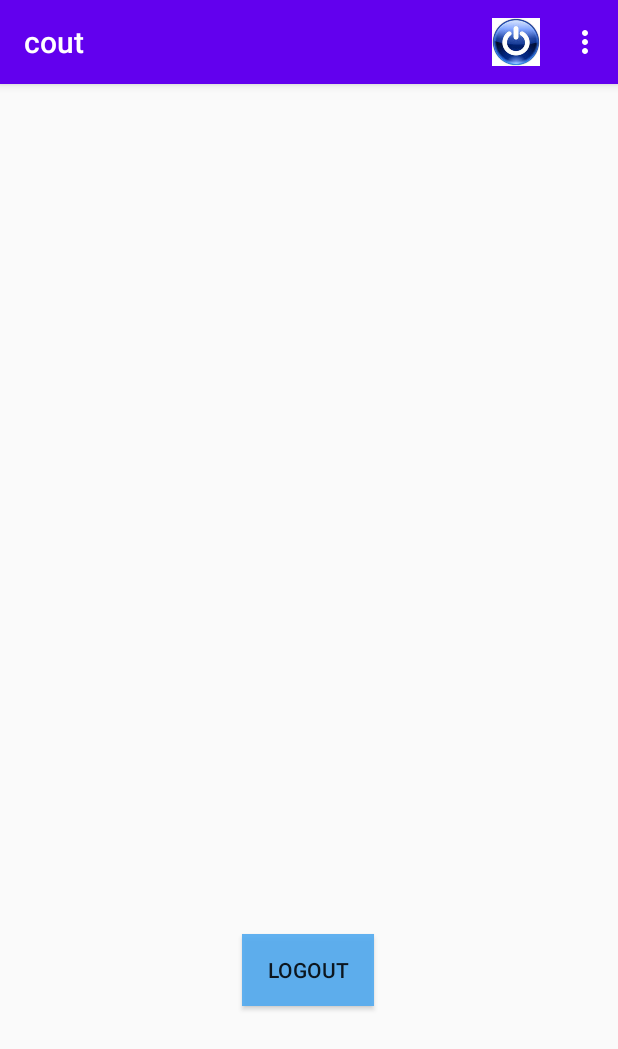
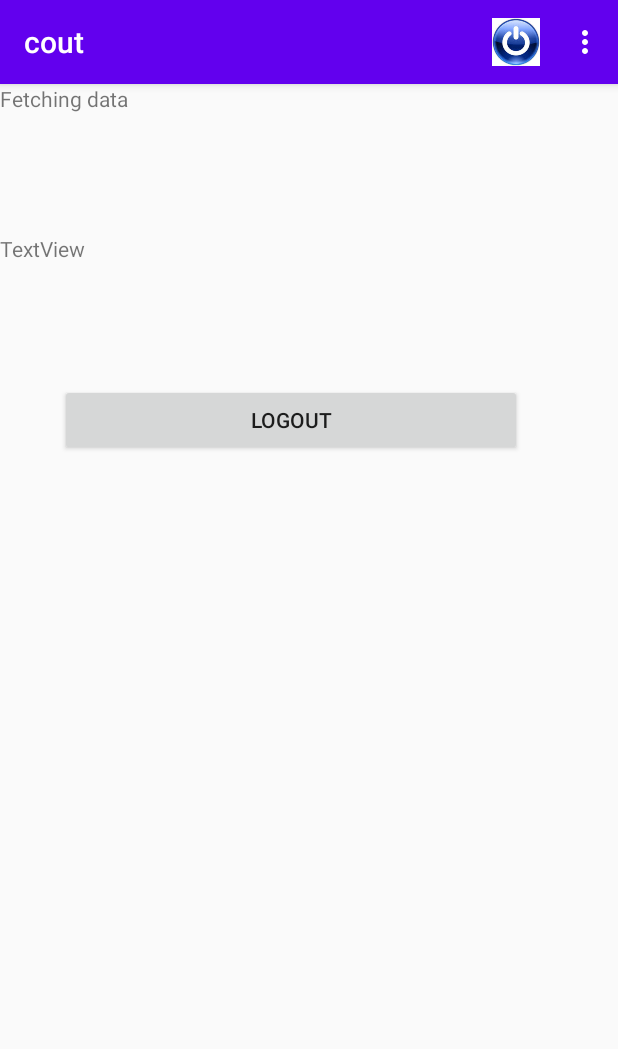
Before and after one commit to sshrutii/coutAppProject, an Android app: the ProfileActivity screen opened directly, with no data from a screen before it, on a phone screen of 412 x 824 dp. Shown: the top 1049 px of the screen. Run offline under Robolectric (Android 15) with nearby library versions, the phone set to English and light mode, and no system bars; our stand-ins replace Firebase (no records; nobody signed in at launch, a user with empty details on screens opened directly).

Commit message:
progressbar added, leaderboard bugs resolved,data added into profile activity

```diff
--- a/cout/app/src/main/java/com/example/cout/ProfileActivity.java
+++ b/cout/app/src/main/java/com/example/cout/ProfileActivity.java
@@ -1,5 +1,7 @@
 package com.example.cout;
 
+import android.util.Log;
+import android.widget.TextView;
 import androidx.annotation.NonNull;
 import androidx.appcompat.app.AppCompatActivity;
 
@@ -10,16 +12,27 @@ import android.view.MenuItem;
 import android.view.View;
 import android.widget.Button;
 
+import com.google.android.gms.tasks.OnCompleteListener;
+import com.google.android.gms.tasks.Task;
 import com.google.firebase.auth.FirebaseAuth;
+import com.google.firebase.auth.FirebaseUser;
+import com.google.firebase.firestore.*;
+import org.w3c.dom.Text;
+
+import java.util.Map;
 
 public class ProfileActivity extends AppCompatActivity {
     private Button Logout;
     private FirebaseAuth firebaseAuth;
+    private TextView nameLabel;
+    private TextView scoreLabel;
 
     @Override
     protected void onCreate(Bundle savedInstanceState) {
         super.onCreate(savedInstanceState);
         setContentView(R.layout.activity_profile);
+        nameLabel = (TextView)findViewById(R.id.name);
+        scoreLabel = (TextView)findViewById(R.id.score);
 
         setupUIViews();
 
@@ -35,7 +48,28 @@ public class ProfileActivity extends AppCompatActivity {
     }
 
     private void setupUIViews(){                                // setting the values from ui to these variables
+
         Logout = (Button)findViewById(R.id.btnLogout);
+        firebaseAuth = FirebaseAuth.getInstance();
+        FirebaseUser currentUser = firebaseAuth.getCurrentUser();
+        System.out.println("email:  "+currentUser.getEmail()+" UID: "+currentUser.getUid());
+        final FirebaseFirestore db= FirebaseFirestore.getInstance();
+        nameLabel.setText("Fetching data");
+        db.collection("UsersInfo").document(currentUser.getUid()).get().addOnCompleteListener(new OnCompleteListener<DocumentSnapshot>() {
+            @Override
+            public void onComplete(@NonNull Task<DocumentSnapshot> task) {
+                if (task.isSuccessful()) {
+                    DocumentSnapshot document = task.getResult();
+                    if (document.exists()) {
+                        nameLabel.setText("Name: "+document.get("name"));
+                        scoreLabel.setText("Score: "+document.get("Score"));
+                    }
+                }
+            }
+        });
+
+
+
     }
 
     private void Logoutfn(){   //defining logout fn
--- a/cout/app/src/main/res/layout/activity_profile.xml
+++ b/cout/app/src/main/res/layout/activity_profile.xml
@@ -1,21 +1,29 @@
 <?xml version="1.0" encoding="utf-8"?>
-<androidx.constraintlayout.widget.ConstraintLayout xmlns:android="http://schemas.android.com/apk/res/android"
+<FrameLayout xmlns:android="http://schemas.android.com/apk/res/android"
     xmlns:app="http://schemas.android.com/apk/res-auto"
     xmlns:tools="http://schemas.android.com/tools"
     android:layout_width="match_parent"
     android:layout_height="match_parent"
     tools:context=".ProfileActivity">
 
+    <TextView
+        android:id="@+id/name"
+        android:layout_width="match_parent"
+        android:layout_height="81dp"
+        android:text="TextView" />
+
+    <TextView
+        android:id="@+id/score"
+        android:layout_width="match_parent"
+        android:layout_height="79dp"
+        android:layout_marginTop="100dp"
+        android:text="TextView" />
+
     <Button
         android:id="@+id/btnLogout"
-        android:layout_width="wrap_content"
+        android:layout_marginLeft="40dp"
+        android:layout_width="308dp"
         android:layout_height="wrap_content"
-        android:background="#E14FA9F1"
-        android:text="Logout"
-        app:layout_constraintBottom_toBottomOf="parent"
-        app:layout_constraintEnd_toEndOf="parent"
-        app:layout_constraintHorizontal_bias="0.498"
-        app:layout_constraintStart_toStartOf="parent"
-        app:layout_constraintTop_toTopOf="parent"
-        app:layout_constraintVertical_bias="0.787" />
-</androidx.constraintlayout.widget.ConstraintLayout>
+        android:layout_marginTop="200dp"
+        android:text="Logout" />
+</FrameLayout>
```
Also changed, not shown: cout/app/src/main/java/com/example/cout/UserInfo.java (added, +19 -0 lines), cout/app/src/main/java/com/example/cout/activity_leaderboard.java (+60 -60 lines), cout/app/src/main/res/layout/activity_leaderboard.xml (+23 -25 lines).
